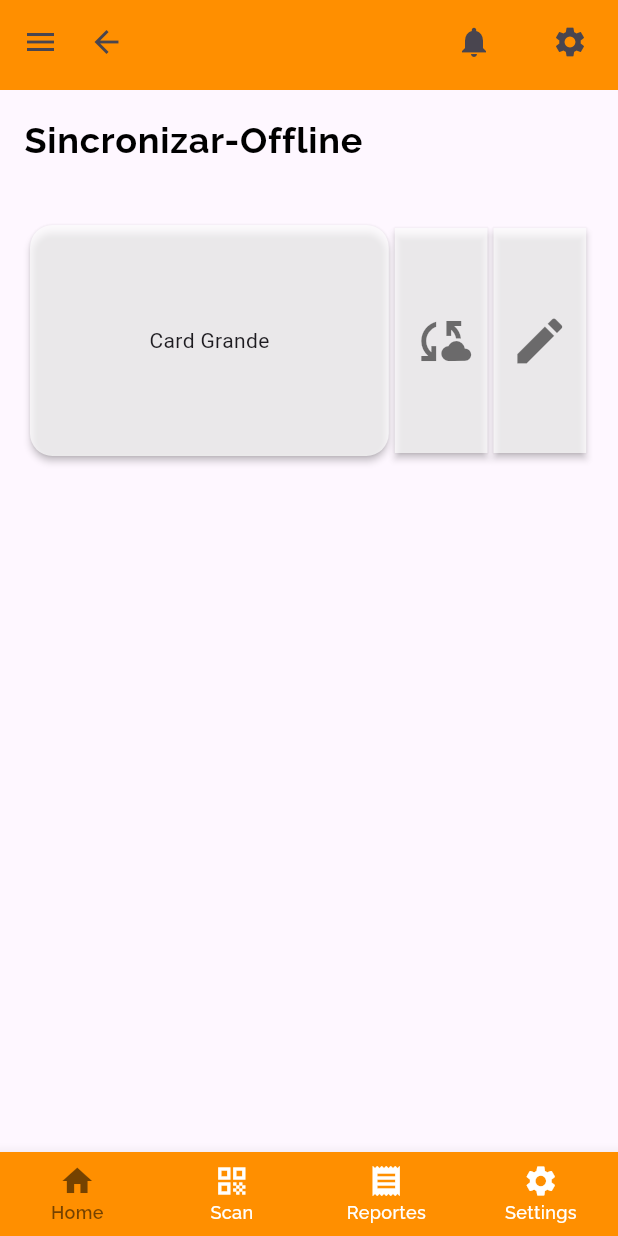
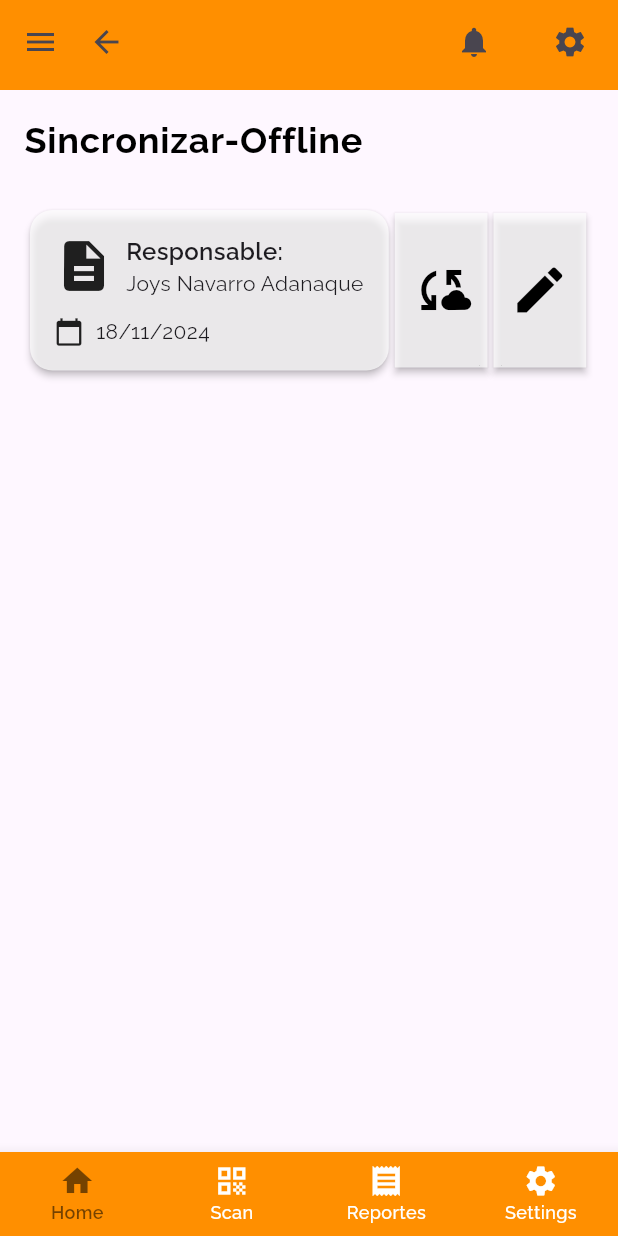
Before and after one commit to DesarrolladorTIEco/aida-mobile, a Flutter app: the screen it shows after launch, on a phone screen of 412 x 824 dp. Run offline on Flutter 3.47's test engine with Material 3 defaults, Android fonts, the phone set to English and light mode, and no system bars; our stand-ins replace google_fonts.

Commit message:
sync screen end

```diff
--- a/lib/ui/screens/christmas/sync_off.dart
+++ b/lib/ui/screens/christmas/sync_off.dart
@@ -40,7 +40,7 @@ class _SyncScreenState extends State<SyncScreen> {
               ),
             ),
           ),
-          const SizedBox(height: 20),
+          const SizedBox(height: 10),
 
           // Layout con Row para los Cards y botones
           Padding(
@@ -49,8 +49,12 @@ class _SyncScreenState extends State<SyncScreen> {
               mainAxisAlignment: MainAxisAlignment.start,
               children: [
                 // Card Grande (60% ancho) con la misma altura que los botones
+
+
+
+
                 Container(
-                  height: 162, // Altura del Card (más alta que antes)
+                  height: 115, // Altura del Card (más alta que antes)
                   width: MediaQuery.of(context).size.width * 0.6, // 60% ancho
                   child: Card(
                     color: Colors.white70,
@@ -58,12 +62,75 @@ class _SyncScreenState extends State<SyncScreen> {
                     shape: RoundedRectangleBorder(
                       borderRadius: BorderRadius.circular(15), // Menos redondeo en el borde
                     ),
-                    child: const Center(child: Text("Card Grande")),
+                    child: Padding(
+                      padding: const EdgeInsets.all(16.0),
+                      child: Column(
+                        crossAxisAlignment: CrossAxisAlignment.start,
+                        children: [
+                          // Ícono de documento a la izquierda
+                          Row(
+                            children: [
+                              Icon(
+                                Icons.description, // Ícono de documento
+                                size: 40, // Tamaño del ícono
+                              ),
+                              const SizedBox(width: 8), // Espacio entre el ícono y el texto
+                              Column(
+                                crossAxisAlignment: CrossAxisAlignment.start,
+                                children: [
+                                  Text(
+                                    "Responsable:",
+                                    style: GoogleFonts.raleway(
+                                      fontSize: 16,
+                                      fontWeight: FontWeight.w600,
+                                    ),
+                                  ),
+                                  Text(
+                                    "Joys Navarro Adanaque",
+                                    style: GoogleFonts.raleway(
+                                      fontSize: 14,
+                                      fontWeight: FontWeight.w400,
+                                    ),
+                                  ),
+                                ],
+                              ),
+                            ],
+                          ),
+                          const SizedBox(height: 12), // Espacio vertical entre el nombre y la fecha
+                          Row(
+                            mainAxisAlignment: MainAxisAlignment.start,
+                            children: [
+                              Icon(
+                                Icons.calendar_today, // Ícono de fecha
+                                size: 20, // Tamaño del ícono
+                              ),
+                              const SizedBox(width: 8), // Espacio entre el ícono y la fecha
+                              Text(
+                                "18/11/2024", // Fecha formateada
+                                style: GoogleFonts.raleway(
+                                  fontSize: 14,
+                                  fontWeight: FontWeight.w400,
+                                ),
+                              ),
+                            ],
+                          ),
+                        ],
+                      ),
+                    ),
                   ),
                 ),
+
+
+
+
+
+
+
+
+
                 // Primer botón con ícono de nube (cloud sync) y margin-right
                 Container(
-                  height: 150, // Altura del botón (igual a la altura del Card)
+                  height: 103, // Altura del botón (igual a la altura del Card)
                   width: MediaQuery.of(context).size.width * 0.15, // 15% ancho
                   margin: const EdgeInsets.only(right: 4.0), // Espacio entre los botones
                   child: ElevatedButton(
@@ -83,13 +150,14 @@ class _SyncScreenState extends State<SyncScreen> {
                       child: Icon(
                         Icons.cloud_sync,
                         size: 40, // Tamaño del ícono
+                        color: Colors.black,
                       ),
                     ),
                   ),
                 ),
                 // Segundo botón con ícono de editar
                 Container(
-                  height: 150, // Altura del botón (igual a la altura del Card)
+                  height: 103, // Altura del botón (igual a la altura del Card)
                   width: MediaQuery.of(context).size.width * 0.15, // 15% ancho
                   child: ElevatedButton(
                     onPressed: () {
@@ -107,7 +175,8 @@ class _SyncScreenState extends State<SyncScreen> {
                     child: Center(
                       child: Icon(
                         Icons.edit,
-                        size: 40, // Tamaño del ícono
+                        size: 40,
+                        color: Colors.black,
                       ),
                     ),
                   ),
```
